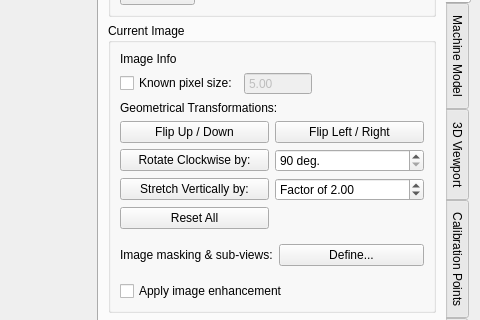
Old version of the form calcam/gui/qt_designer_files/fitting_calib.ui in the repository euratom-software/calcam; both pictures show x 606 to 1086 and y 139 to 459 of the 1086 by 667 pixel window.
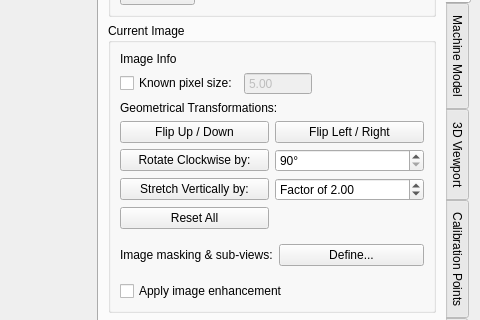
New version of the form.

Diff of the .ui file:
```diff
--- a/calcam/gui/qt_designer_files/fitting_calib.ui
+++ b/calcam/gui/qt_designer_files/fitting_calib.ui
@@ -378,7 +378,7 @@
                  </sizepolicy>
                 </property>
                 <property name="suffix">
-                 <string> deg.</string>
+                 <string>°</string>
                 </property>
                 <property name="prefix">
                  <string/>
```
